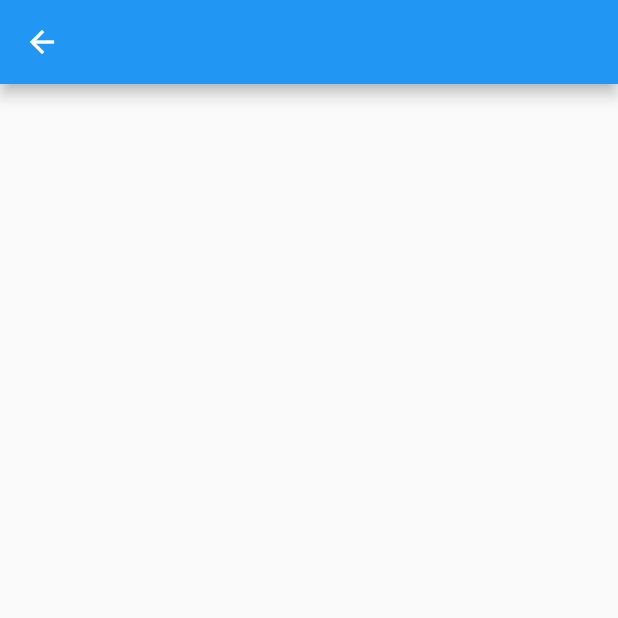
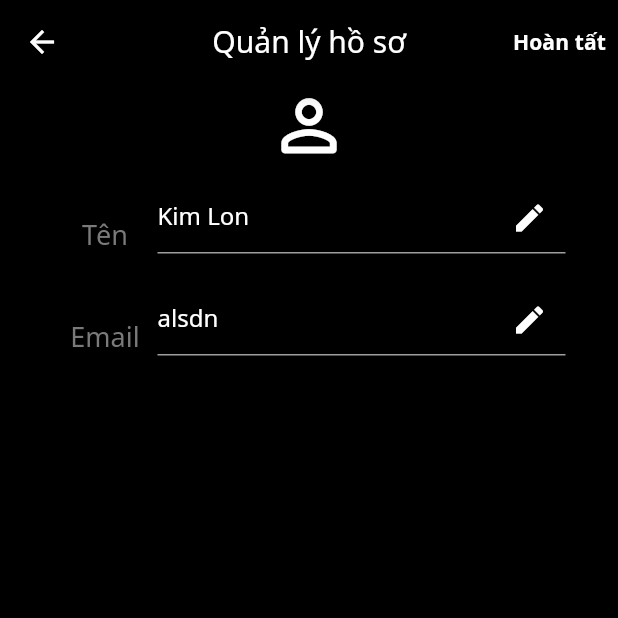
Before and after one commit to Phuc-HuynhTrong/unflix, a Flutter app: the ProfileScreen screen opened directly, after a tap on "Quản lý hồ sơ", on a phone screen of 412 x 824 dp, the top half of it. Run offline on Flutter 3.47's test engine with Material 2 defaults, Android fonts, the phone set to English and light mode, and no system bars; our stand-ins replace get.

Commit message:
complete edit profile screen

```diff
--- a/lib/screens/home_page/home_page_sreen.dart
+++ b/lib/screens/home_page/home_page_sreen.dart
@@ -26,7 +26,7 @@ class _HomePageScreenState extends State<HomePageScreen> {
             children: [
               MainPoster(),
               Container(
-                padding: EdgeInsets.symmetric(horizontal: 20),
+                padding: EdgeInsets.symmetric(horizontal: 10),
                 child: Column(
                   children: [
                     Row(
@@ -46,7 +46,7 @@ class _HomePageScreenState extends State<HomePageScreen> {
                       mainAxisSize: MainAxisSize.max,
                       children: [
                         MaterialButton(
-                          onPressed: (){},
+                          onPressed: () {},
                           child: Container(
                             child: Text(
                               'Phim tr.hình',
@@ -56,7 +56,7 @@ class _HomePageScreenState extends State<HomePageScreen> {
                           ),
                         ),
                         MaterialButton(
-                          onPressed: (){},
+                          onPressed: () {},
                           child: Container(
                             child: Text(
                               'Phim',
@@ -66,7 +66,7 @@ class _HomePageScreenState extends State<HomePageScreen> {
                           ),
                         ),
                         MaterialButton(
-                          onPressed: (){},
+                          onPressed: () {},
                           child: PopupMenuButton(
                               child: Row(
                                 children: [
--- a/lib/screens/profile_screen/edit_profile_screen.dart
+++ b/lib/screens/profile_screen/edit_profile_screen.dart
@@ -1,4 +1,5 @@
 import 'package:flutter/material.dart';
+import 'package:unflix/style/text_style.dart';
 
 class EditProfileScreen extends StatelessWidget {
   const EditProfileScreen({Key? key}) : super(key: key);
@@ -6,8 +7,116 @@ class EditProfileScreen extends StatelessWidget {
   @override
   Widget build(BuildContext context) {
     return Scaffold(
-      appBar: AppBar(),
-      body: Container(),
+      backgroundColor: Colors.black,
+      appBar: AppBar(
+        centerTitle: true,
+        iconTheme: IconThemeData(color: Colors.white),
+        textTheme:
+            TextTheme(headline6: TextInApp().headline6(Colors.white, context)),
+        backgroundColor: Colors.black,
+        title: Text('Quản lý hồ sơ'),
+        actions: [
+          TextButton(
+            onPressed: () {},
+            child: Text(
+              'Hoàn tất',
+              style: TextInApp()
+                  .subtitle(Colors.white, context)
+                  .copyWith(fontWeight: FontWeight.bold),
+            ),
+          )
+        ],
+      ),
+      body: Container(
+        child: Column(
+          children: [
+            Icon(
+              Icons.person_outline_rounded,
+              size: 55.0,
+              color: Colors.white,
+            ),
+            CustomInputTile(
+              label: 'Tên',
+              content: 'Kim Lon',
+            ),
+            CustomInputTile(
+              label: 'Email',
+              content: 'alsdn',
+            ),
+          ],
+        ),
+      ),
     );
   }
 }
+
+class CustomInputTile extends StatefulWidget {
+  final String label;
+  final String content;
+
+  const CustomInputTile({Key? key, required this.label, this.content = ''})
+      : super(key: key);
+  @override
+  _CustomInputTileState createState() => _CustomInputTileState();
+}
+
+class _CustomInputTileState extends State<CustomInputTile> {
+  var _controller = TextEditingController();
+  bool textFieldEnable = false;
+
+  @override
+  void initState() {
+    super.initState();
+    _controller.text = widget.content;
+  }
+
+  @override
+  Widget build(BuildContext context) {
+    return Container(
+      padding: EdgeInsets.symmetric(vertical: 10.0, horizontal: 35.0),
+      child: Row(
+        crossAxisAlignment: CrossAxisAlignment.end,
+        children: [
+          Container(
+            width: 70.0,
+            child: Text(
+              widget.label,
+              style: TextStyle(
+                color: Color.fromARGB(255, 122, 122, 122),
+                fontSize: 18.0,
+              ),
+              textAlign: TextAlign.center,
+            ),
+          ),
+          Flexible(
+            child: TextField(
+              readOnly: textFieldEnable,
+              style: TextStyle(
+                color: Colors.white,
+              ),
+              keyboardType: TextInputType.text,
+              controller: _controller,
+              decoration: InputDecoration(
+                  enabledBorder: UnderlineInputBorder(
+                      borderSide: BorderSide(color: Colors.grey, width: 1.0)),
+                  focusedBorder: UnderlineInputBorder(
+                      borderSide: BorderSide(
+                          color: Color.fromARGB(255, 122, 122, 122),
+                          width: 1.0)),
+                  suffixIcon: IconButton(
+                      onPressed: () {
+                        setState(() {
+                          textFieldEnable = !textFieldEnable;
+                        });
+                      },
+                      icon: Icon(
+                        Icons.edit,
+                        color: Colors.white,
+                      ))),
+            ),
+          ),
+        ],
+      ),
+    );
+  }
+}
--- a/lib/screens/profile_screen/profile_screen.dart
+++ b/lib/screens/profile_screen/profile_screen.dart
@@ -86,7 +86,7 @@ class UserAvatar extends StatelessWidget {
   Widget build(BuildContext context) {
     return Container(
       padding: EdgeInsets.symmetric(vertical: 10.0),
-      height: 130.0,
+      height: 140.0,
       child: Column(
         mainAxisAlignment: MainAxisAlignment.start,
         children: [
@@ -106,7 +106,14 @@ class UserAvatar extends StatelessWidget {
               ),
             ),
           ),
-          Row(
+          GestureDetector(
+            onTap: () {
+              Navigator.push(context,
+                  MaterialPageRoute(builder: (_) => EditProfileScreen()));
+            },
+            child: Container(
+              width: 165.0,
+              child: Row(
                 mainAxisAlignment: MainAxisAlignment.center,
                 children: [
                   Icon(
@@ -117,20 +124,16 @@ class UserAvatar extends StatelessWidget {
                   SizedBox(
                     width: 8.0,
                   ),
-              GestureDetector(
-                onTap: () {
-                  Navigator.push(context,
-                      MaterialPageRoute(builder: (_) => EditProfileScreen()));
-                },
-                child: Text('Quản lý hồ sơ',
+                  Text('Quản lý hồ sơ',
                       style: TextStyle(
                         letterSpacing: 1.2,
                         color: Color.fromARGB(255, 146, 146, 146),
                         fontSize: 15.0,
                         fontWeight: FontWeight.w500,
                       )),
+                ],
               ),
-            ],
+            ),
           ),
         ],
       ),
```
Also changed, not shown: pubspec.lock. Lines whose indentation alone changed are shown as unchanged.
